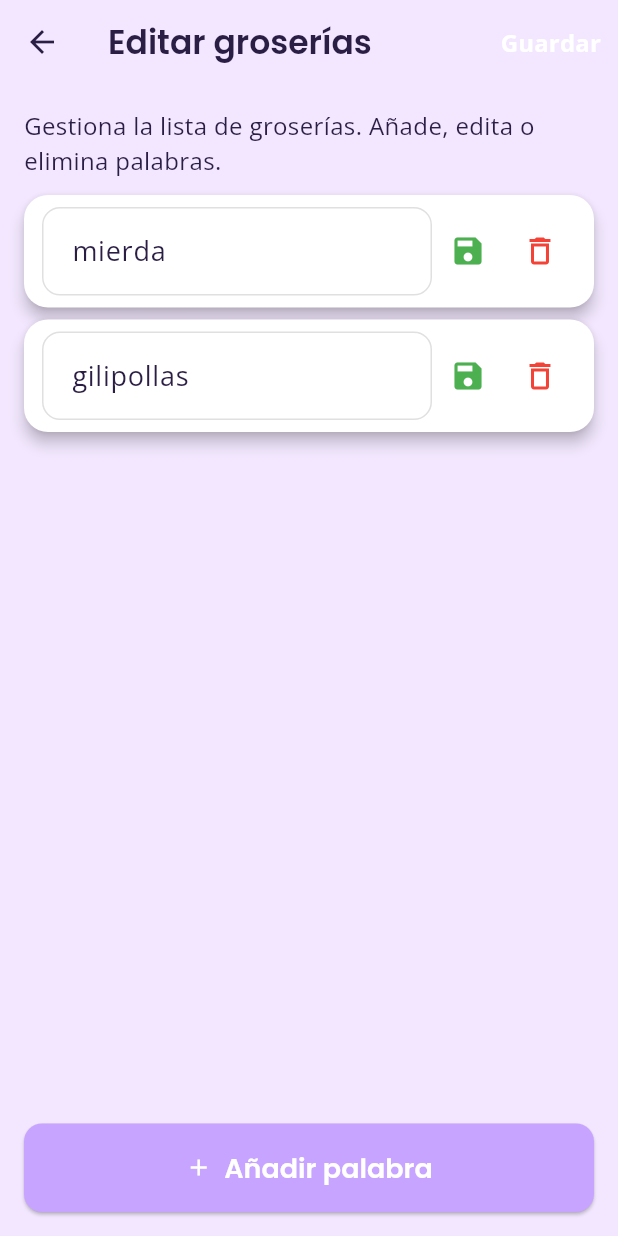
After one commit to elguionbajomonoxido/neuroconecta2, a Flutter app: the EditarGroseriasScreen screen opened by its route, after a tap on the "delete outline" icon, on a phone screen of 412 x 824 dp. The commit adds this screen. Run offline on Flutter 3.47's test engine with Material 3 defaults, Android fonts, the phone set to English and light mode, and no system bars; our stand-ins replace cached_network_image, chewie, cloud_firestore, firebase_auth, firebase_core, flutter_markdown_plus and 6 more; accounts and stored records are empty.

Commit message:
Implementación de gestión de groserías: se agregó la pantalla para editar la lista de groserías, se actualizó el servicio para manejar la lista en Firestore y se mejoró la retroalimentación en los comentarios. Además, se ajustaron las reglas de Firestore para permitir la creación y eliminación de retroalimentaciones según el rol del usuario.

```diff
--- a/lib/routes/app_routes.dart
+++ b/lib/routes/app_routes.dart
@@ -9,6 +9,7 @@ import '../screens/detalles_capsula_screen.dart';
 import '../screens/crea_capsula_screen.dart';
 import '../screens/edita_capsula_screen.dart';
 import '../screens/settings_screen.dart';
+import '../screens/editar_groserias_screen.dart';
 
 class RutasAplicacion {
   static const String inicioSesion = '/inicio-sesion';
@@ -18,6 +19,7 @@ class RutasAplicacion {
   static const String editarCapsula = '/editar-capsula';
   static const String detalleCapsula = '/detalle-capsula';
   static const String configuracion = '/configuracion';
+  static const String editarGroserias = '/config/editar-groserias';
 
   // Flag para permitir navegación al login durante el cierre de sesión
   static bool isLoggingOut = false;
@@ -41,6 +43,10 @@ class RutasAplicacion {
       GoRoute(
         path: configuracion,
         builder: (context, state) => const PaginaConfiguracion(),
+      ),
+      GoRoute(
+        path: editarGroserias,
+        builder: (context, state) => const EditarGroseriasScreen(),
       ),
       GoRoute(
         path: crearCapsula,
--- /dev/null
+++ b/lib/screens/editar_groserias_screen.dart
@@ -0,0 +1,211 @@
+import 'dart:convert';
+
+import 'package:flutter/material.dart';
+import 'package:flutter/services.dart' show rootBundle;
+import '../services/feedback_service.dart';
+
+class EditarGroseriasScreen extends StatefulWidget {
+  const EditarGroseriasScreen({super.key});
+
+  @override
+  State<EditarGroseriasScreen> createState() => _EditarGroseriasScreenState();
+}
+
+class _EditarGroseriasScreenState extends State<EditarGroseriasScreen> {
+  final ServicioRetroalimentacion _servicio = ServicioRetroalimentacion();
+  final List<TextEditingController> _controllers = [];
+  bool _cargando = true;
+  bool _guardando = false;
+
+  @override
+  void initState() {
+    super.initState();
+    _load();
+  }
+
+  Future<void> _load() async {
+    try {
+      final lista = await _servicio.obtenerListaGroseriasFirestore();
+      if (lista.isNotEmpty) {
+        if (!mounted) return;
+        _setControllersFromList(lista);
+        setState(() => _cargando = false);
+        return;
+      }
+    } catch (_) {
+      // ignore and fallback to asset
+    }
+
+    // Intentar cargar desde asset
+    try {
+      final raw = await rootBundle.loadString('assets/groserias.json');
+      final data = json.decode(raw);
+      if (data is List) {
+        if (!mounted) return;
+        final list = data.map((e) => e.toString()).toList();
+        _setControllersFromList(list);
+        setState(() => _cargando = false);
+        return;
+      }
+    } catch (_) {
+      // final fallback
+    }
+
+    if (!mounted) return;
+    _setControllersFromList(['puta', 'mierda', 'gilipollas']);
+    if (mounted) setState(() => _cargando = false);
+  }
+
+  Future<void> _guardar() async {
+    final lista = _controllers.map((c) => c.text.trim()).where((e) => e.isNotEmpty).toList();
+    setState(() => _guardando = true);
+    try {
+      await _servicio.actualizarListaGroseriasFirestore(lista);
+      if (!mounted) return;
+      ScaffoldMessenger.of(context).showSnackBar(const SnackBar(content: Text('Lista guardada correctamente')));
+      Navigator.pop(context);
+    } catch (e) {
+      if (!mounted) return;
+      ScaffoldMessenger.of(context).showSnackBar(SnackBar(content: Text('Error al guardar: $e')));
+    } finally {
+      if (mounted) setState(() => _guardando = false);
+    }
+  }
+
+  @override
+  void dispose() {
+    for (final c in _controllers) {
+      c.dispose();
+    }
+    super.dispose();
+  }
+
+  void _setControllersFromList(List<String> lista) {
+    // limpiar
+    for (final c in _controllers) {
+      c.dispose();
+    }
+    _controllers.clear();
+    for (final p in lista) {
+      _controllers.add(TextEditingController(text: p));
+    }
+    if (_controllers.isEmpty) {
+      _controllers.add(TextEditingController());
+    }
+  }
+
+  void _addEmpty() {
+    setState(() {
+      _controllers.add(TextEditingController());
+    });
+  }
+
+  void _removeAt(int index) {
+    setState(() {
+      _controllers[index].dispose();
+      _controllers.removeAt(index);
+      if (_controllers.isEmpty) _controllers.add(TextEditingController());
+    });
+  }
+
+  @override
+  Widget build(BuildContext context) {
+    return Scaffold(
+      appBar: AppBar(
+        leading: IconButton(
+          icon: const Icon(Icons.arrow_back),
+          onPressed: () => Navigator.pop(context),
+        ),
+        title: const Text('Editar groserías'),
+        actions: [
+          TextButton(
+            onPressed: _guardando ? null : _guardar,
+            child: _guardando
+                ? const SizedBox(width: 20, height: 20, child: CircularProgressIndicator(color: Colors.white))
+                : const Text('Guardar', style: TextStyle(color: Colors.white)),
+          )
+        ],
+      ),
+      body: _cargando
+          ? const Center(child: CircularProgressIndicator())
+          : Padding(
+              padding: const EdgeInsets.all(16.0),
+              child: Column(
+                children: [
+                  const Text('Gestiona la lista de groserías. Añade, edita o elimina palabras.'),
+                  const SizedBox(height: 12),
+                  Expanded(
+                    child: ListView.separated(
+                      itemCount: _controllers.length,
+                      separatorBuilder: (_, __) => const SizedBox(height: 8),
+                      itemBuilder: (context, index) {
+                        final controller = _controllers[index];
+                        return Card(
+                          margin: EdgeInsets.zero,
+                          child: Padding(
+                            padding: const EdgeInsets.symmetric(horizontal: 12, vertical: 8),
+                            child: Row(
+                              children: [
+                                Expanded(
+                                  child: TextField(
+                                    controller: controller,
+                                    decoration: InputDecoration(
+                                      hintText: 'Palabra #${index + 1}',
+                                      border: InputBorder.none,
+                                    ),
+                                  ),
+                                ),
+                                IconButton(
+                                  icon: const Icon(Icons.save, color: Colors.green),
+                                  onPressed: _guardando ? null : () => _guardarIndividual(index),
+                                  tooltip: 'Guardar palabra',
+                                ),
+                                IconButton(
+                                  icon: const Icon(Icons.delete_outline, color: Colors.red),
+                                  onPressed: _guardando ? null : () => _removeAt(index),
+                                  tooltip: 'Eliminar',
+                                ),
+                              ],
+                            ),
+                          ),
+                        );
+                      },
+                    ),
+                  ),
+                  const SizedBox(height: 12),
+                  Row(
+                    children: [
+                      Expanded(
+                        child: ElevatedButton.icon(
+                          onPressed: _addEmpty,
+                          icon: const Icon(Icons.add),
+                          label: const Text('Añadir palabra'),
+                        ),
+                      ),
+                    ],
+                  ),
+                ],
+              ),
+            ),
+    );
+  }
+
+  Future<void> _guardarIndividual(int index) async {
+    final palabra = _controllers[index].text.trim();
+    if (palabra.isEmpty) {
+      ScaffoldMessenger.of(context).showSnackBar(const SnackBar(content: Text('La palabra está vacía')));
+      return;
+    }
+    setState(() => _guardando = true);
+    try {
+      final lista = _controllers.map((c) => c.text.trim()).where((e) => e.isNotEmpty).toList();
+      await _servicio.actualizarListaGroseriasFirestore(lista);
+      if (!mounted) return;
+      ScaffoldMessenger.of(context).showSnackBar(const SnackBar(content: Text('Guardado')));
+    } catch (e) {
+      if (mounted) ScaffoldMessenger.of(context).showSnackBar(SnackBar(content: Text('Error guardando: $e')));
+    } finally {
+      if (mounted) setState(() => _guardando = false);
+    }
+  }
+}
--- a/lib/screens/home_screen.dart
+++ b/lib/screens/home_screen.dart
@@ -22,6 +22,7 @@ class _PaginaInicioState extends State<PaginaInicio> {
   final User? _usuarioActual = FirebaseAuth.instance.currentUser;
 
   bool _esAdmin = false;
+  bool _esAutor = false;
   String _ordenSeleccionado = 'mas_reciente';
   String? _autorFiltro;
   Map<String, double> _promedios = {};
@@ -48,9 +49,11 @@ class _PaginaInicioState extends State<PaginaInicio> {
 
   Future<void> _verificarRol() async {
     final esAdmin = await _servicioFirestore.esAdmin();
+    final esAutor = await _servicioFirestore.esAutor();
     if (mounted) {
       setState(() {
         _esAdmin = esAdmin;
+        _esAutor = esAutor;
       });
     }
   }
@@ -245,7 +248,7 @@ class _PaginaInicioState extends State<PaginaInicio> {
           },
         ),
       ),
-      floatingActionButton: _esAdmin
+      floatingActionButton: (_esAdmin || _esAutor)
           ? FloatingActionButton.extended(
               onPressed: () {
                 context.push(RutasAplicacion.crearCapsula);
--- a/lib/services/feedback_service.dart
+++ b/lib/services/feedback_service.dart
@@ -85,6 +85,15 @@ class ServicioRetroalimentacion {
     return [];
   }
 
+  // Actualizar lista de groserías en Firestore (doc: 'config/groserias', campo 'palabras' como array)
+  Future<void> actualizarListaGroseriasFirestore(List<String> palabras) async {
+    try {
+      await _db.collection('config').doc('groserias').set({'palabras': palabras});
+    } catch (e) {
+      rethrow;
+    }
+  }
+
   // Obtener estadísticas (promedio y conteo) para una capsula
   Future<Map<String, dynamic>> obtenerEstadisticasCapsula(String capsulaId) async {
     final snapshot = await _db
--- a/lib/services/firestore_service.dart
+++ b/lib/services/firestore_service.dart
@@ -28,6 +28,11 @@ class ServicioFirestore {
   Future<bool> esAdmin() async {
     final role = await obtenerRolUsuario();
     return role == 'admin';
+  }
+
+  Future<bool> esAutor() async {
+    final role = await obtenerRolUsuario();
+    return role == 'autor';
   }
 
   // --- CÁPSULAS ---
```
Also changed, not shown: firestore.indexes.json (added, +24 -0 lines), lib/screens/detalles_capsula_screen.dart (+75 -65 lines), lib/screens/settings_screen.dart (+26 -0 lines), lib/widgets/retroalimentacion_list.dart (+63 -6 lines), firebase.json, 1 other file.
